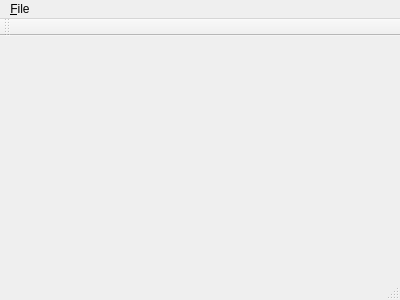
Qt form main-window.ui (avgolubenko/Perceptron) before a commit.
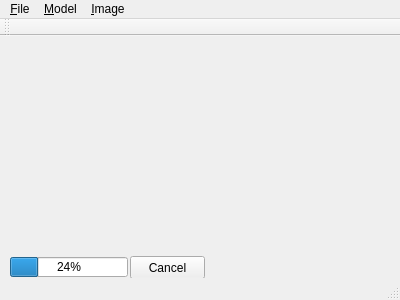
The same form after that commit.

Commit message: Добавлены компоненты progressBar, CancelButton, кнопки меню Model и Image->Recognize

```diff
--- a/main-window.ui
+++ b/main-window.ui
@@ -13,7 +13,34 @@
   <property name="windowTitle">
    <string>MainWindow</string>
   </property>
-  <widget class="QWidget" name="centralWidget"/>
+  <widget class="QWidget" name="centralWidget">
+   <widget class="QProgressBar" name="progressBar">
+    <property name="geometry">
+     <rect>
+      <x>10</x>
+      <y>221</y>
+      <width>118</width>
+      <height>20</height>
+     </rect>
+    </property>
+    <property name="value">
+     <number>24</number>
+    </property>
+   </widget>
+   <widget class="QPushButton" name="cancelButton">
+    <property name="geometry">
+     <rect>
+      <x>130</x>
+      <y>220</y>
+      <width>75</width>
+      <height>23</height>
+     </rect>
+    </property>
+    <property name="text">
+     <string>Cancel</string>
+    </property>
+   </widget>
+  </widget>
   <widget class="QMenuBar" name="menuBar">
    <property name="geometry">
     <rect>
@@ -31,7 +58,20 @@
     <addaction name="separator"/>
     <addaction name="actionE_xit"/>
    </widget>
+   <widget class="QMenu" name="menu_Model">
+    <property name="title">
+     <string>&amp;Model</string>
+    </property>
+   </widget>
+   <widget class="QMenu" name="menu_Image">
+    <property name="title">
+     <string>&amp;Image</string>
+    </property>
+    <addaction name="action_Recognize"/>
+   </widget>
    <addaction name="menu_File"/>
+   <addaction name="menu_Model"/>
+   <addaction name="menu_Image"/>
   </widget>
   <widget class="QToolBar" name="mainToolBar">
    <attribute name="toolBarArea">
```
Left out of the diff: 8 changed lines with no effect on the pictures.
